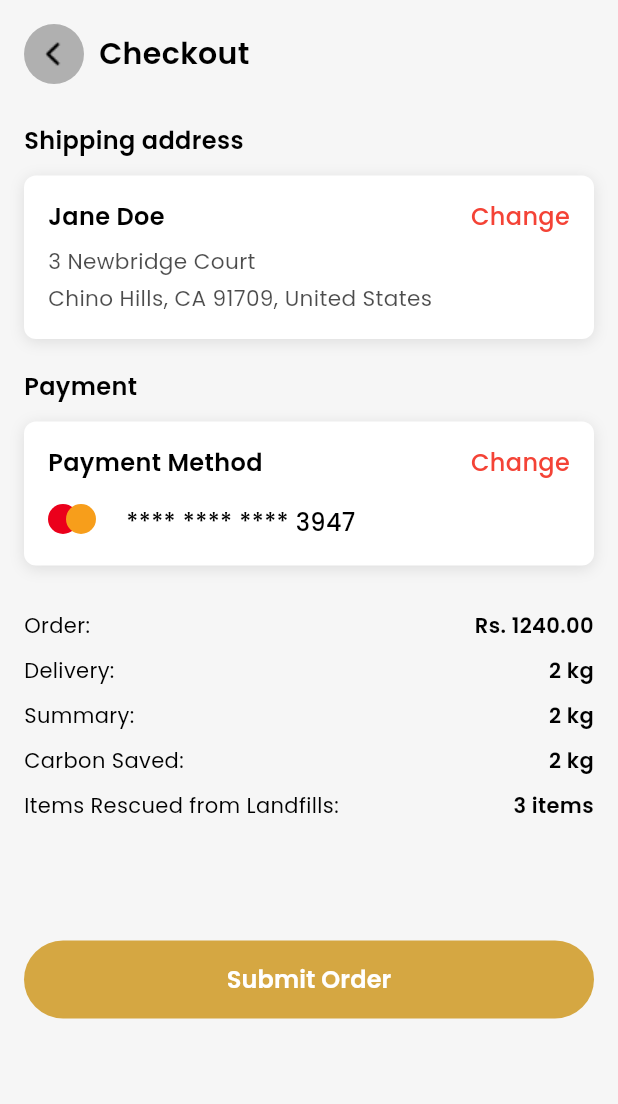
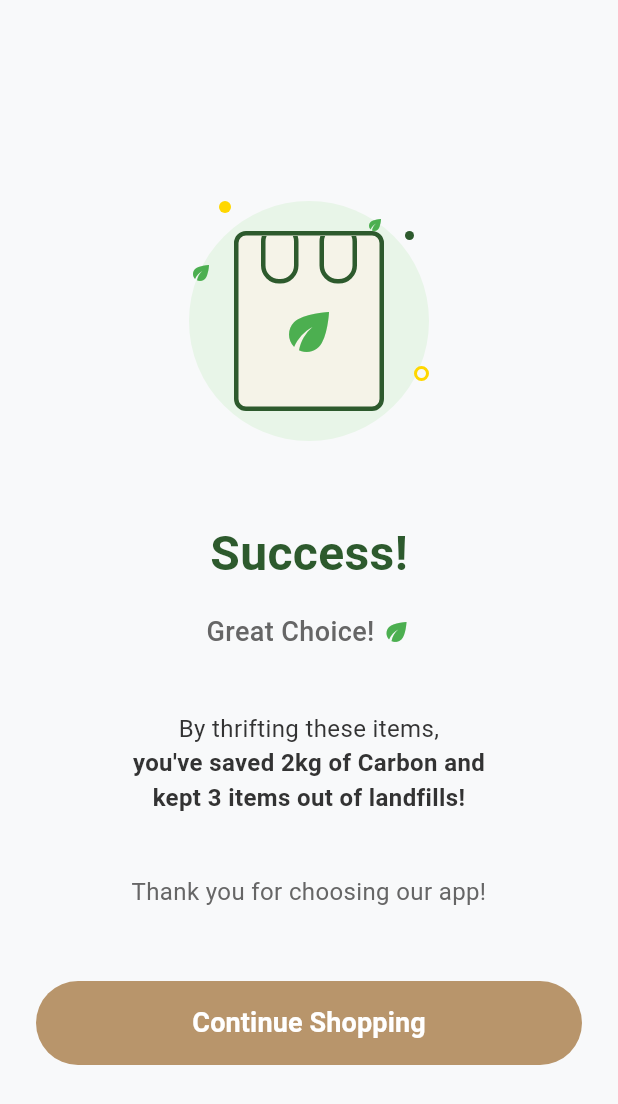
Before and after one commit to HasithFernando/MAD-Project, a Flutter app: the Checkout screen opened directly, after a tap on "Submit Order", on a phone screen of 412 x 824 dp. Shown: the top 1104 px of the screen. Run offline on Flutter 3.47's test engine with Material 3 defaults, Android fonts, the phone set to English and light mode, and no system bars; our stand-ins replace device_preview, firebase_core, google_fonts; accounts and stored records are empty.

Commit message:
create success page

```diff
--- a/lib/pages/checkout.dart
+++ b/lib/pages/checkout.dart
@@ -1,6 +1,8 @@
 import 'package:flutter/material.dart';
+import 'package:thriftale/pages/success.dart';
 import 'package:thriftale/utils/appColors.dart';
 import 'package:thriftale/utils/lable_texts.dart';
+import 'package:thriftale/utils/pageNavigations.dart';
 import 'package:thriftale/utils/paragraph_texts.dart';
 import 'package:thriftale/widgets/custom_button.dart';
 import 'package:thriftale/widgets/custom_text.dart';
@@ -254,7 +256,7 @@ class _CheckoutState extends State<Checkout> {
                         height: 52,
                         borderRadius: 50,
                         onPressed: () {
-                          // Handle submit order
+                          NavigationUtils.frontNavigation(context, Success());
                         },
                       ),
 
--- /dev/null
+++ b/lib/pages/success.dart
@@ -0,0 +1,276 @@
+import 'package:flutter/material.dart';
+
+class Success extends StatefulWidget {
+  const Success({super.key});
+
+  @override
+  State<Success> createState() => _SuccessState();
+}
+
+class _SuccessState extends State<Success> {
+  @override
+  Widget build(BuildContext context) {
+    return Scaffold(
+      backgroundColor: const Color(0xFFF8F9FA),
+      body: SafeArea(
+        child: Padding(
+          padding: const EdgeInsets.all(24.0),
+          child: Column(
+            mainAxisAlignment: MainAxisAlignment.center,
+            children: [
+              // Eco bag illustration
+              Container(
+                width: 200,
+                height: 200,
+                child: Stack(
+                  alignment: Alignment.center,
+                  children: [
+                    // Background circle
+                    Container(
+                      width: 160,
+                      height: 160,
+                      decoration: BoxDecoration(
+                        color: const Color(0xFFE8F5E8),
+                        shape: BoxShape.circle,
+                      ),
+                    ),
+                    // Shopping bag
+                    Container(
+                      width: 100,
+                      height: 120,
+                      decoration: BoxDecoration(
+                        color: const Color(0xFFF5F3E8),
+                        borderRadius: BorderRadius.circular(8),
+                        border: Border.all(
+                          color: const Color(0xFF2D5A2D),
+                          width: 3,
+                        ),
+                      ),
+                      child: Stack(
+                        children: [
+                          // Bag handles
+                          Positioned(
+                            top: -8,
+                            left: 15,
+                            child: Container(
+                              width: 25,
+                              height: 40,
+                              decoration: BoxDecoration(
+                                border: Border.all(
+                                  color: const Color(0xFF2D5A2D),
+                                  width: 3,
+                                ),
+                                borderRadius: BorderRadius.circular(12),
+                              ),
+                            ),
+                          ),
+                          Positioned(
+                            top: -8,
+                            right: 15,
+                            child: Container(
+                              width: 25,
+                              height: 40,
+                              decoration: BoxDecoration(
+                                border: Border.all(
+                                  color: const Color(0xFF2D5A2D),
+                                  width: 3,
+                                ),
+                                borderRadius: BorderRadius.circular(12),
+                              ),
+                            ),
+                          ),
+                          // Leaf icon on bag
+                          Positioned(
+                            bottom: 30,
+                            left: 0,
+                            right: 0,
+                            child: Icon(
+                              Icons.eco,
+                              color: const Color(0xFF4CAF50),
+                              size: 40,
+                            ),
+                          ),
+                        ],
+                      ),
+                    ),
+                    // Decorative elements
+                    Positioned(
+                      top: 20,
+                      left: 40,
+                      child: Container(
+                        width: 8,
+                        height: 8,
+                        decoration: const BoxDecoration(
+                          color: Color(0xFFFFD700),
+                          shape: BoxShape.circle,
+                        ),
+                      ),
+                    ),
+                    Positioned(
+                      top: 40,
+                      right: 30,
+                      child: Container(
+                        width: 6,
+                        height: 6,
+                        decoration: const BoxDecoration(
+                          color: Color(0xFF2D5A2D),
+                          shape: BoxShape.circle,
+                        ),
+                      ),
+                    ),
+                    Positioned(
+                      bottom: 60,
+                      right: 20,
+                      child: Container(
+                        width: 10,
+                        height: 10,
+                        decoration: BoxDecoration(
+                          border: Border.all(
+                            color: const Color(0xFFFFD700),
+                            width: 2,
+                          ),
+                          shape: BoxShape.circle,
+                        ),
+                      ),
+                    ),
+                    // Leaf decorations
+                    const Positioned(
+                      top: 60,
+                      left: 20,
+                      child: Icon(
+                        Icons.eco,
+                        color: Color(0xFF4CAF50),
+                        size: 16,
+                      ),
+                    ),
+                    const Positioned(
+                      top: 30,
+                      right: 50,
+                      child: Icon(
+                        Icons.eco,
+                        color: Color(0xFF4CAF50),
+                        size: 12,
+                      ),
+                    ),
+                  ],
+                ),
+              ),
+
+              const SizedBox(height: 32),
+
+              // Success title
+              const Text(
+                'Success!',
+                style: TextStyle(
+                  fontSize: 32,
+                  fontWeight: FontWeight.bold,
+                  color: Color(0xFF2D5A2D),
+                ),
+              ),
+
+              const SizedBox(height: 16),
+
+              // Subtitle
+              Row(
+                mainAxisAlignment: MainAxisAlignment.center,
+                children: [
+                  const Text(
+                    'Great Choice! ',
+                    style: TextStyle(
+                      fontSize: 18,
+                      color: Color(0xFF666666),
+                      fontWeight: FontWeight.w500,
+                    ),
+                  ),
+                  const Icon(
+                    Icons.eco,
+                    color: Color(0xFF4CAF50),
+                    size: 20,
+                  ),
+                ],
+              ),
+
+              const SizedBox(height: 24),
+
+              // Environmental impact message
+              Container(
+                padding: const EdgeInsets.all(16),
+                child: Column(
+                  children: [
+                    const Text(
+                      'By thrifting these items,',
+                      style: TextStyle(
+                        fontSize: 16,
+                        color: Color(0xFF333333),
+                      ),
+                      textAlign: TextAlign.center,
+                    ),
+                    const Text(
+                      'you\'ve saved 2kg of Carbon and',
+                      style: TextStyle(
+                        fontSize: 16,
+                        color: Color(0xFF333333),
+                        fontWeight: FontWeight.w600,
+                      ),
+                      textAlign: TextAlign.center,
+                    ),
+                    const Text(
+                      'kept 3 items out of landfills!',
+                      style: TextStyle(
+                        fontSize: 16,
+                        color: Color(0xFF333333),
+                        fontWeight: FontWeight.w600,
+                      ),
+                      textAlign: TextAlign.center,
+                    ),
+                  ],
+                ),
+              ),
+
+              const SizedBox(height: 24),
+
+              // Thank you message
+              const Text(
+                'Thank you for choosing our app!',
+                style: TextStyle(
+                  fontSize: 16,
+                  color: Color(0xFF666666),
+                ),
+                textAlign: TextAlign.center,
+              ),
+
+              const SizedBox(height: 48),
+
+              // Continue Shopping button
+              SizedBox(
+                width: double.infinity,
+                height: 56,
+                child: ElevatedButton(
+                  onPressed: () {
+                    // Add navigation logic here
+                    Navigator.pop(context);
+                  },
+                  style: ElevatedButton.styleFrom(
+                    backgroundColor: const Color(0xFFB8956B),
+                    foregroundColor: Colors.white,
+                    elevation: 0,
+                    shape: RoundedRectangleBorder(
+                      borderRadius: BorderRadius.circular(28),
+                    ),
+                  ),
+                  child: const Text(
+                    'Continue Shopping',
+                    style: TextStyle(
+                      fontSize: 18,
+                      fontWeight: FontWeight.w600,
+                    ),
+                  ),
+                ),
+              ),
+            ],
+          ),
+        ),
+      ),
+    );
+  }
+}
```
